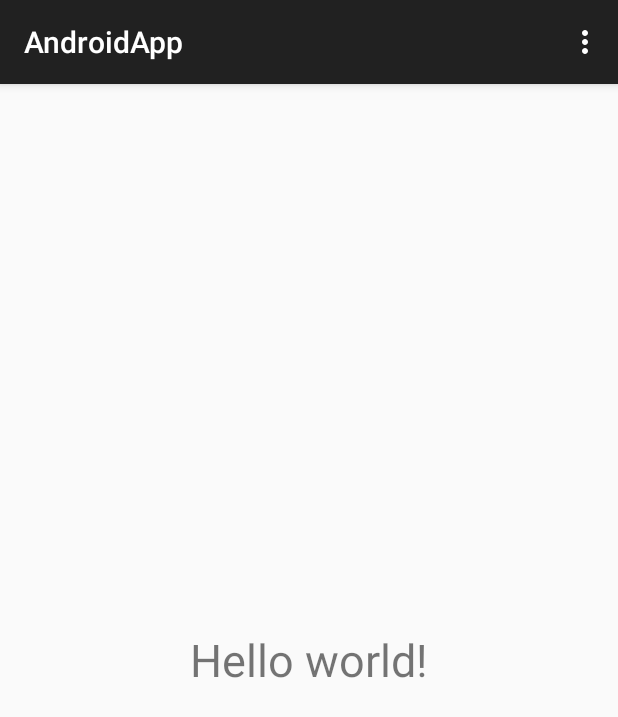
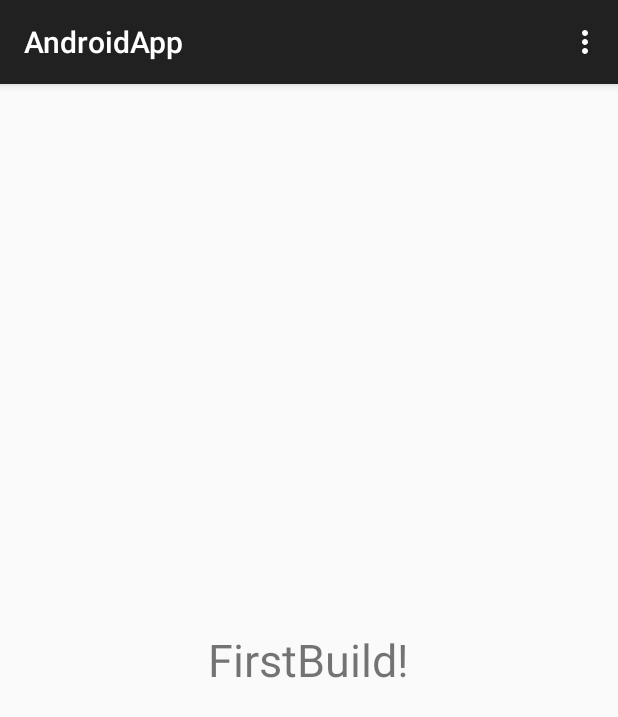
Before and after one commit to FirstBuild/FirstBuild-Mobile-Android-Old, an Android app: the screen it shows after launch (MainActivity), on a phone screen of 412 x 824 dp. Shown: the top 717 px of the screen. Run offline under Robolectric (Android 15) with nearby library versions, the phone set to English and light mode, and no system bars.

Commit message:
First Android App

```diff
--- a/app/src/main/res/values/strings.xml
+++ b/app/src/main/res/values/strings.xml
@@ -2,7 +2,7 @@
 <resources>
 
     <string name="app_name">AndroidApp</string>
-    <string name="hello_world">Hello world!</string>
+    <string name="hello_world">FirstBuild!</string>
     <string name="action_settings">Settings</string>
 
 </resources>
```
Also changed, not shown: 1 other file.
